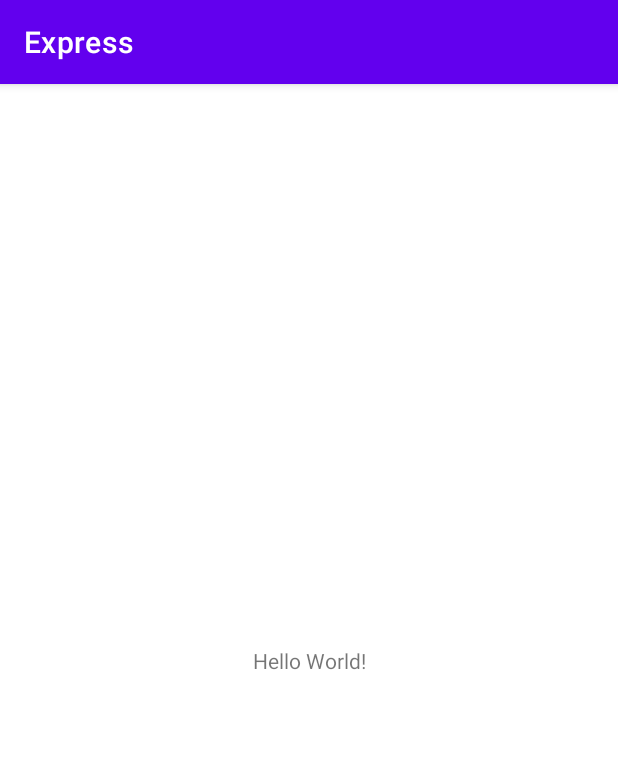
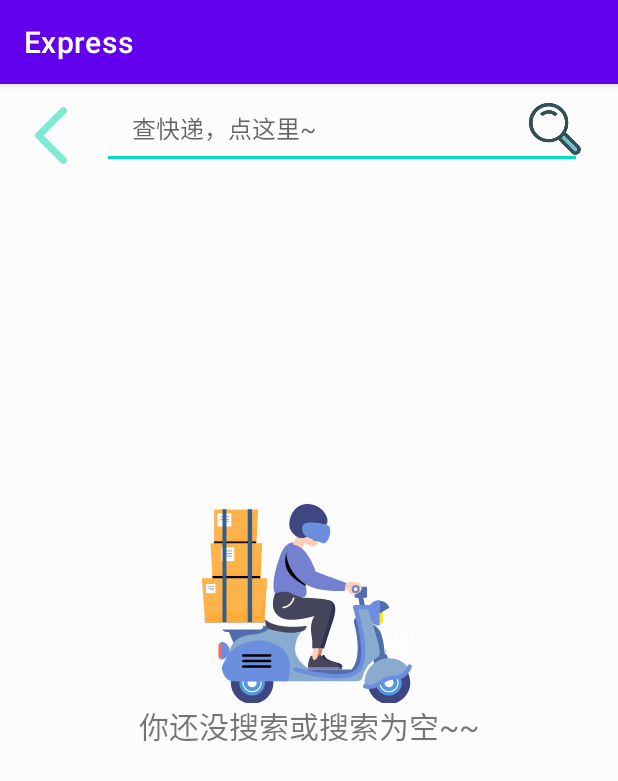
Before and after one commit to dengjingli/Express, an Android app: the screen it shows after launch (MainActivity), on a phone screen of 412 x 824 dp. Shown: the top 781 px of the screen. Run offline under Robolectric (Android 15) with nearby library versions, the phone set to English and light mode, and no system bars.

Commit message:
搜索主界面

```diff
--- a/app/src/main/res/layout/activity_main.xml
+++ b/app/src/main/res/layout/activity_main.xml
@@ -1,18 +1,73 @@
 <?xml version="1.0" encoding="utf-8"?>
-<androidx.constraintlayout.widget.ConstraintLayout xmlns:android="http://schemas.android.com/apk/res/android"
+<LinearLayout xmlns:android="http://schemas.android.com/apk/res/android"
     xmlns:app="http://schemas.android.com/apk/res-auto"
     xmlns:tools="http://schemas.android.com/tools"
     android:layout_width="match_parent"
     android:layout_height="match_parent"
-    tools:context=".MainActivity">
+    android:orientation="vertical"
+    android:background="@color/cardview_shadow_end_color">
 
+
+    <RelativeLayout
+        android:layout_width="match_parent"
+        android:layout_height="60dp">
+
+        <ImageView
+            android:id="@+id/image_back"
+            android:layout_width="48dp"
+            android:layout_height="48dp"
+            android:layout_marginLeft="10dp"
+            android:layout_marginTop="5dp"
+            android:onClick="onClick"
+            android:paddingTop="10dp"
+            app:srcCompat="@mipmap/back"
+            tools:ignore="SpeakableTextPresentCheck" />
+
+        <EditText
+            android:id="@+id/search_text"
+            android:layout_width="320dp"
+            android:layout_height="54dp"
+            android:layout_centerVertical="true"
+            android:layout_marginLeft="10dp"
+            android:layout_toRightOf="@id/image_back"
+            android:hint="查快递，点这里~"
+            android:minHeight="48dp"
+            android:paddingLeft="20dp"
+            android:paddingTop="10dp"
+            android:paddingBottom="10dp"
+            android:textSize="16sp">
+
+            <requestFocus />//获取焦点
+        </EditText>
+
+        <ImageView
+            android:id="@+id/search_img"
+            android:layout_width="81dp"
+            android:layout_height="48dp"
+            android:layout_alignParentRight="true"
+            android:layout_marginTop="5dp"
+            android:layout_marginRight="1dp"
+            android:onClick="onClick"
+            android:src="@mipmap/search"
+            tools:ignore="SpeakableTextPresentCheck" />
+    </RelativeLayout>
+
+    <ListView
+        android:id="@+id/search_list"
+        android:layout_width="match_parent"
+        android:layout_height="match_parent"
+        android:dividerHeight="6dp"
+        android:divider="@color/cardview_shadow_end_color"
+        android:visibility="gone"/>
+    //listview为空时显示的内容
     <TextView
-        android:layout_width="wrap_content"
+        android:id="@+id/search_null"
+        android:layout_width="match_parent"
         android:layout_height="wrap_content"
-        android:text="Hello World!"
-        app:layout_constraintBottom_toBottomOf="parent"
-        app:layout_constraintLeft_toLeftOf="parent"
-        app:layout_constraintRight_toRightOf="parent"
-        app:layout_constraintTop_toTopOf="parent" />
+        android:text="你还没搜索或搜索为空~~"
+        android:gravity="center"
+        android:textSize="20sp"
+        android:drawableTop="@mipmap/search_null"
+        android:layout_marginTop="220dp"/>
 
-</androidx.constraintlayout.widget.ConstraintLayout>
+</LinearLayout>
```
Also changed, not shown: app/src/main/res/mipmap-hdpi/back.png (added), app/src/main/res/mipmap-hdpi/search.png (added), app/src/main/res/mipmap-hdpi/search_null.png (added), app/src/main/res/mipmap-hdpi/yunshu.png (added).
